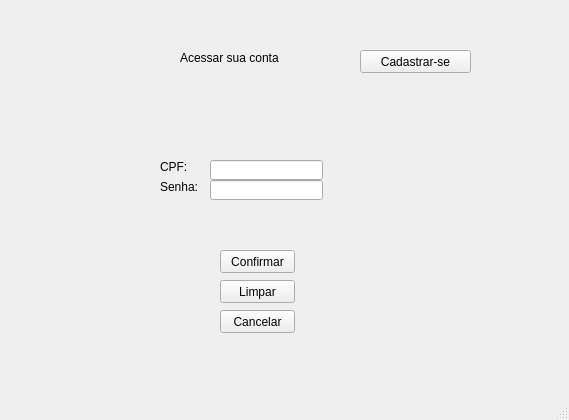
Before: the Qt Designer form Views/Autenticar.ui in Nakaitsu/atm-python, drawn with Qt 5.
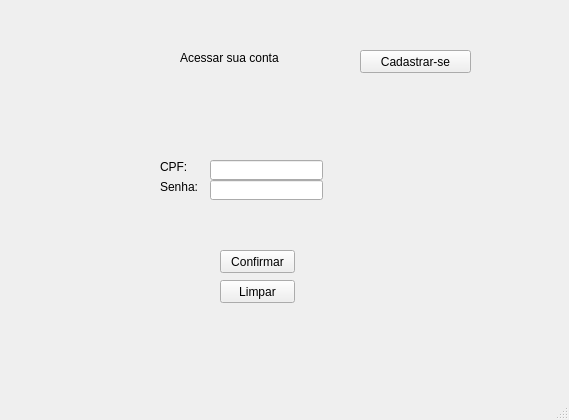
After: the same form once the commit is applied.

```diff
--- a/Views/Autenticar.ui
+++ b/Views/Autenticar.ui
@@ -105,19 +105,6 @@
      <string>Limpar</string>
     </property>
    </widget>
-   <widget class="QPushButton" name="btnCancelar">
-    <property name="geometry">
-     <rect>
-      <x>220</x>
-      <y>310</y>
-      <width>75</width>
-      <height>23</height>
-     </rect>
-    </property>
-    <property name="text">
-     <string>Cancelar</string>
-    </property>
-   </widget>
    <widget class="QPushButton" name="btnCadastrar">
     <property name="geometry">
      <rect>
```
